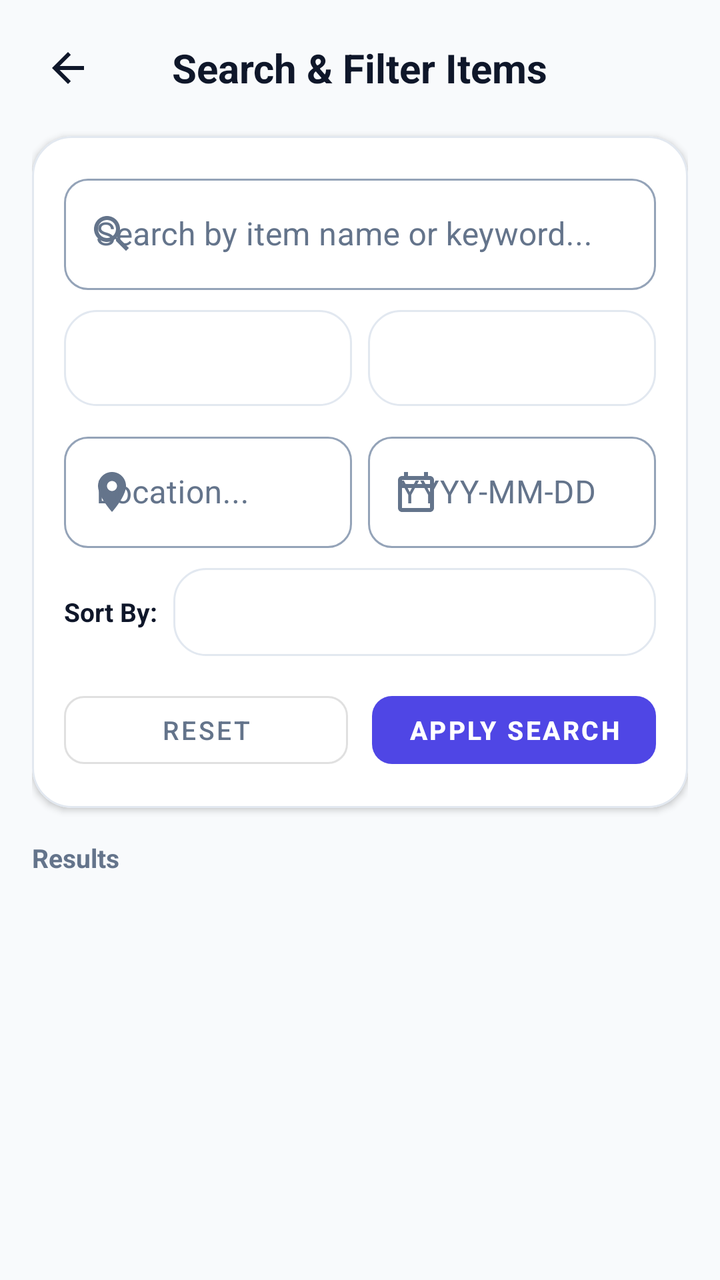
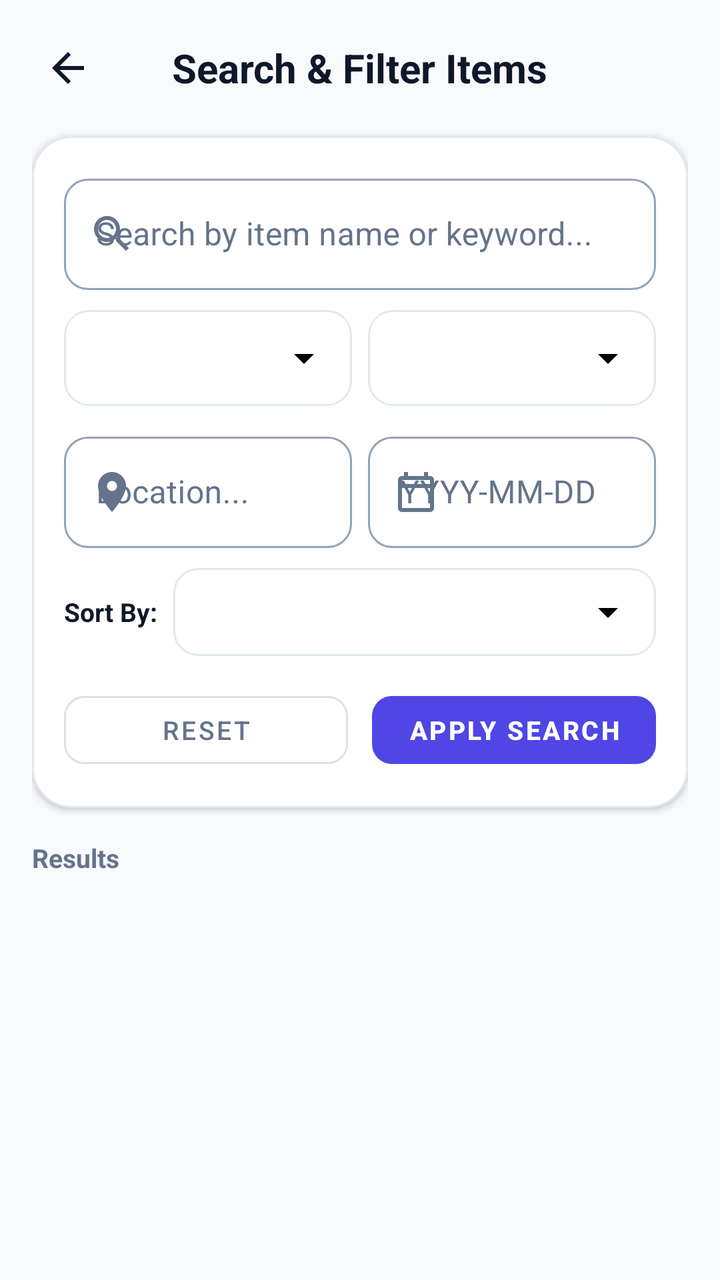

Screens rendered from an Android XML layout before and after an edit, with the pre-edit source and the edit as a unified diff.
<!-- AndroidManifest.xml: application theme Theme.FindIt -->
<!-- res/layout/activity_search_filter.xml -->
<?xml version="1.0" encoding="utf-8"?>
<LinearLayout xmlns:android="http://schemas.android.com/apk/res/android"
    xmlns:app="http://schemas.android.com/apk/res-auto"
    android:layout_width="match_parent"
    android:layout_height="match_parent"
    android:background="@color/bg_light"
    android:orientation="vertical"
    android:padding="16dp">

    <RelativeLayout
        android:layout_width="match_parent"
        android:layout_height="wrap_content"
        android:layout_marginBottom="16dp">

        <ImageView
            android:id="@+id/btnBack"
            android:layout_width="36dp"
            android:layout_height="36dp"
            android:background="?attr/selectableItemBackgroundBorderless"
            android:clickable="true"
            android:focusable="true"
            android:padding="6dp"
            android:src="@drawable/ic_arrow_back"
            app:tint="@color/text_primary" />

        <TextView
            android:layout_width="wrap_content"
            android:layout_height="wrap_content"
            android:layout_centerInParent="true"
            android:text="Search &amp; Filter Items"
            android:textColor="@color/text_primary"
            android:textSize="20sp"
            android:textStyle="bold" />
    </RelativeLayout>

    
    <com.google.android.material.card.MaterialCardView
        android:layout_width="match_parent"
        android:layout_height="wrap_content"
        android:layout_marginBottom="16dp"
        app:cardBackgroundColor="@color/surface_white"
        app:cardCornerRadius="20dp"
        app:cardElevation="2dp"
        app:strokeColor="@color/card_stroke"
        app:strokeWidth="1dp">

        <LinearLayout
            android:layout_width="match_parent"
            android:layout_height="wrap_content"
            android:orientation="vertical"
            android:padding="16dp">

            <com.google.android.material.textfield.TextInputLayout
                style="@style/Widget.FindIt.TextInputLayout.OutlinedBox"
                android:layout_width="match_parent"
                android:layout_height="wrap_content"
                android:layout_marginBottom="10dp"
                app:boxCornerRadiusBottomEnd="12dp"
                app:boxCornerRadiusBottomStart="12dp"
                app:boxCornerRadiusTopEnd="12dp"
                app:boxCornerRadiusTopStart="12dp"
                app:boxStrokeColor="@color/text_input_box_stroke"
                app:hintTextColor="@color/text_input_hint_color"
                app:startIconDrawable="@drawable/ic_search"
                app:startIconTint="@color/text_secondary">

                <com.google.android.material.textfield.TextInputEditText
                    android:id="@+id/etKeyword"
                    android:layout_width="match_parent"
                    android:layout_height="wrap_content"
                    android:hint="Search by item name or keyword..."
                    android:textColor="@color/text_primary"
                    android:textColorHint="@color/text_secondary" />
            </com.google.android.material.textfield.TextInputLayout>

            <LinearLayout
                android:layout_width="match_parent"
                android:layout_height="wrap_content"
                android:layout_marginBottom="10dp"
                android:orientation="horizontal">

                <Spinner
                    android:id="@+id/spTypeFilter"
                    android:layout_width="0dp"
                    android:layout_height="48dp"
                    android:layout_marginEnd="4dp"
                    android:layout_weight="1"
                    android:background="@drawable/bg_card_outlined"
                    android:paddingHorizontal="10dp" />

                <Spinner
                    android:id="@+id/spCategoryFilter"
                    android:layout_width="0dp"
                    android:layout_height="48dp"
                    android:layout_marginStart="4dp"
                    android:layout_weight="1"
                    android:background="@drawable/bg_card_outlined"
                    android:paddingHorizontal="10dp" />
            </LinearLayout>

            <LinearLayout
                android:layout_width="match_parent"
                android:layout_height="wrap_content"
                android:layout_marginBottom="10dp"
                android:orientation="horizontal">

                <com.google.android.material.textfield.TextInputLayout
                    style="@style/Widget.FindIt.TextInputLayout.OutlinedBox"
                    android:layout_width="0dp"
                    android:layout_height="wrap_content"
                    android:layout_marginEnd="4dp"
                    android:layout_weight="1"
                    app:boxCornerRadiusBottomEnd="12dp"
                    app:boxCornerRadiusBottomStart="12dp"
                    app:boxCornerRadiusTopEnd="12dp"
                    app:boxCornerRadiusTopStart="12dp"
                    app:boxStrokeColor="@color/text_input_box_stroke"
                    app:hintTextColor="@color/text_input_hint_color"
                    app:startIconDrawable="@drawable/ic_location"
                    app:startIconTint="@color/text_secondary">

                    <com.google.android.material.textfield.TextInputEditText
                        android:id="@+id/etLocationFilter"
                        android:layout_width="match_parent"
                        android:layout_height="wrap_content"
                        android:hint="Location..."
                        android:textColor="@color/text_primary"
                        android:textColorHint="@color/text_secondary" />
                </com.google.android.material.textfield.TextInputLayout>

                <com.google.android.material.textfield.TextInputLayout
                    style="@style/Widget.FindIt.TextInputLayout.OutlinedBox"
                    android:layout_width="0dp"
                    android:layout_height="wrap_content"
                    android:layout_marginStart="4dp"
                    android:layout_weight="1"
                    app:boxCornerRadiusBottomEnd="12dp"
                    app:boxCornerRadiusBottomStart="12dp"
                    app:boxCornerRadiusTopEnd="12dp"
                    app:boxCornerRadiusTopStart="12dp"
                    app:boxStrokeColor="@color/text_input_box_stroke"
                    app:hintTextColor="@color/text_input_hint_color"
                    app:startIconDrawable="@drawable/ic_calendar"
                    app:startIconTint="@color/text_secondary">

                    <com.google.android.material.textfield.TextInputEditText
                        android:id="@+id/etDateFilter"
                        android:layout_width="match_parent"
                        android:layout_height="wrap_content"
                        android:clickable="true"
                        android:focusable="false"
                        android:hint="YYYY-MM-DD"
                        android:textColor="@color/text_primary"
                        android:textColorHint="@color/text_secondary" />
                </com.google.android.material.textfield.TextInputLayout>
            </LinearLayout>

            <LinearLayout
                android:layout_width="match_parent"
                android:layout_height="wrap_content"
                android:layout_marginBottom="14dp"
                android:gravity="center_vertical"
                android:orientation="horizontal">

                <TextView
                    android:layout_width="wrap_content"
                    android:layout_height="wrap_content"
                    android:layout_marginEnd="8dp"
                    android:text="Sort By:"
                    android:textColor="@color/text_primary"
                    android:textSize="13sp"
                    android:textStyle="bold" />

                <Spinner
                    android:id="@+id/spSortBy"
                    android:layout_width="0dp"
                    android:layout_height="44dp"
                    android:layout_weight="1"
                    android:background="@drawable/bg_card_outlined"
                    android:paddingHorizontal="10dp" />
            </LinearLayout>

            <LinearLayout
                android:layout_width="match_parent"
                android:layout_height="wrap_content"
                android:orientation="horizontal">

                <com.google.android.material.button.MaterialButton
                    android:id="@+id/btnReset"
                    style="@style/Widget.MaterialComponents.Button.OutlinedButton"
                    android:layout_width="0dp"
                    android:layout_height="46dp"
                    android:layout_marginEnd="6dp"
                    android:layout_weight="1"
                    android:text="Reset"
                    android:textColor="@color/text_secondary"
                    android:textSize="13sp"
                    app:cornerRadius="10dp" />

                <com.google.android.material.button.MaterialButton
                    android:id="@+id/btnApplySearch"
                    style="@style/Widget.MaterialComponents.Button.UnelevatedButton"
                    android:layout_width="0dp"
                    android:layout_height="46dp"
                    android:layout_marginStart="6dp"
                    android:layout_weight="1"
                    android:text="Apply Search"
                    android:textColor="@color/white"
                    android:textSize="13sp"
                    android:textStyle="bold"
                    app:backgroundTint="@color/primary"
                    app:cornerRadius="10dp" />
            </LinearLayout>

        </LinearLayout>
    </com.google.android.material.card.MaterialCardView>

    <TextView
        android:id="@+id/tvResultCount"
        android:layout_width="wrap_content"
        android:layout_height="wrap_content"
        android:layout_marginBottom="8dp"
        android:text="Results"
        android:textColor="@color/text_secondary"
        android:textSize="13sp"
        android:textStyle="bold" />

    <TextView
        android:id="@+id/tvEmptyState"
        android:layout_width="match_parent"
        android:layout_height="wrap_content"
        android:layout_marginTop="20dp"
        android:text="No matching items found."
        android:textAlignment="center"
        android:textColor="@color/text_muted"
        android:visibility="gone" />

    <androidx.recyclerview.widget.RecyclerView
        android:id="@+id/rvSearchResults"
        android:layout_width="match_parent"
        android:layout_height="match_parent"
        android:clipToPadding="false" />

</LinearLayout>
<!-- resources referenced by this layout -->
<resources>
  <color name="bg_light">#F8FAFC</color>
  <color name="card_stroke">#E2E8F0</color>
  <color name="primary">#4F46E5</color>
  <color name="surface_white">#FFFFFF</color>
  <color name="text_muted">#94A3B8</color>
  <color name="text_primary">#0F172A</color>
  <color name="text_secondary">#64748B</color>
  <color name="white">#FFFFFF</color>
  <!-- drawable bg_card_outlined (drawable) -->
  <?xml version="1.0" encoding="utf-8"?>
  <shape xmlns:android="http://schemas.android.com/apk/res/android"
      android:shape="rectangle">
      <solid android:color="@color/surface_white" />
      <stroke
          android:width="1dp"
          android:color="@color/card_stroke" />
      <corners android:radius="16dp" />
  </shape>
  <!-- drawable ic_arrow_back (drawable) -->
  <vector xmlns:android="http://schemas.android.com/apk/res/android"
      android:width="24dp"
      android:height="24dp"
      android:viewportWidth="24"
      android:viewportHeight="24">
      <path
          android:fillColor="#FF000000"
          android:pathData="M20,11H7.83l5.59,-5.59L12,4l-8,8 8,8 1.41,-1.41L7.83,13H20v-2z"/>
  </vector>
  <!-- drawable ic_calendar (drawable) -->
  <vector xmlns:android="http://schemas.android.com/apk/res/android"
      android:width="24dp"
      android:height="24dp"
      android:viewportWidth="24"
      android:viewportHeight="24">
      <path
          android:fillColor="#FF000000"
          android:pathData="M19,4h-1V2h-2v2H8V2H6v2H5C3.89,4 3.01,4.9 3.01,6L3,20c0,1.1 0.89,2 2,2h14c1.1,0 2,-0.9 2,-2V6c0,-1.1 -0.9,-2 -2,-2zm0,16H5V10h14v10zm0,-12H5V6h14v2z"/>
  </vector>
  <!-- drawable ic_location (drawable) -->
  <vector xmlns:android="http://schemas.android.com/apk/res/android"
      android:width="24dp"
      android:height="24dp"
      android:viewportWidth="24"
      android:viewportHeight="24">
      <path
          android:fillColor="#FF000000"
          android:pathData="M12,2C8.13,2 5,5.13 5,9c0,5.25 7,13 7,13s7,-7.75 7,-13c0,-3.87 -3.13,-7 -7,-7zm0,9.5c-1.38,0 -2.5,-1.12 -2.5,-2.5s1.12,-2.5 2.5,-2.5 2.5,1.12 2.5,2.5 -1.12,2.5 -2.5,2.5z"/>
  </vector>
  <!-- drawable ic_search (drawable) -->
  <vector xmlns:android="http://schemas.android.com/apk/res/android"
      android:width="24dp"
      android:height="24dp"
      android:viewportWidth="24"
      android:viewportHeight="24">
      <path
          android:fillColor="#FF000000"
          android:pathData="M15.5,14h-0.79l-0.28,-0.27C15.41,12.59 16,11.11 16,9.5 16,5.91 13.09,3 9.5,3S3,5.91 3,9.5 5.91,16 9.5,16c1.61,0 3.09,-0.59 4.23,-1.57l0.27,0.28v0.79l5,4.99L20.49,19l-4.99,-5zm-6,0C7.01,14 5,11.99 5,9.5S7.01,5 9.5,5 14,7.01 14,9.5 11.99,14 9.5,14z"/>
  </vector>
  <style name="Widget.FindIt.TextInputLayout.OutlinedBox" parent="Widget.MaterialComponents.TextInputLayout.OutlinedBox">
          <item name="boxStrokeColor">@color/text_input_box_stroke</item>
          <item name="boxStrokeWidth">1dp</item>
          <item name="boxStrokeWidthFocused">2dp</item>
          <item name="hintTextColor">@color/text_input_hint_color</item>
          <item name="android:textColorHint">@color/text_secondary</item>
          <item name="startIconTint">@color/text_secondary</item>
          <item name="endIconTint">@color/text_secondary</item>
      </style>
  <color name="primary_dark">#3730A3</color>
  <color name="accent">#10B981</color>
  <color name="accent_dark">#047857</color>
  <!-- unchanged entries left out for length: 1 -->
</resources>

<!-- the commit's change to res/layout/activity_search_filter.xml (unified diff, before → after) -->
@@ -85,7 +85,7 @@
                     android:layout_height="48dp"
                     android:layout_marginEnd="4dp"
                     android:layout_weight="1"
-                    android:background="@drawable/bg_card_outlined"
+                    android:background="@drawable/bg_spinner_outlined"
                     android:paddingHorizontal="10dp" />
 
                 <Spinner
@@ -94,7 +94,7 @@
                     android:layout_height="48dp"
                     android:layout_marginStart="4dp"
                     android:layout_weight="1"
-                    android:background="@drawable/bg_card_outlined"
+                    android:background="@drawable/bg_spinner_outlined"
                     android:paddingHorizontal="10dp" />
             </LinearLayout>
 
@@ -176,7 +176,7 @@
                     android:layout_width="0dp"
                     android:layout_height="44dp"
                     android:layout_weight="1"
-                    android:background="@drawable/bg_card_outlined"
+                    android:background="@drawable/bg_spinner_outlined"
                     android:paddingHorizontal="10dp" />
             </LinearLayout>
 
<!-- resource entries referenced after the edit -->
@@ -8,16 +8,23 @@
   <color name="text_primary">#0F172A</color>
   <color name="text_secondary">#64748B</color>
   <color name="white">#FFFFFF</color>
-  <!-- drawable bg_card_outlined (drawable) -->
+  <!-- drawable bg_spinner_outlined (drawable) -->
   <?xml version="1.0" encoding="utf-8"?>
-  <shape xmlns:android="http://schemas.android.com/apk/res/android"
-      android:shape="rectangle">
-      <solid android:color="@color/surface_white" />
-      <stroke
-          android:width="1dp"
-          android:color="@color/card_stroke" />
-      <corners android:radius="16dp" />
-  </shape>
+  <layer-list xmlns:android="http://schemas.android.com/apk/res/android">
+      
+      <item>
+          <shape android:shape="rectangle">
+              <solid android:color="@color/surface_white" />
+              <stroke android:width="1dp" android:color="@color/card_stroke" />
+              <corners android:radius="12dp" />
+          </shape>
+      </item>
+  
+      
+      <item android:gravity="end|center_vertical" android:right="12dp"
+          android:width="24dp" android:height="24dp"
+          android:drawable="@drawable/ic_arrow_drop_down" />
+  </layer-list>
   <!-- drawable ic_arrow_back (drawable) -->
   <vector xmlns:android="http://schemas.android.com/apk/res/android"
       android:width="24dp"
@@ -67,6 +74,16 @@
           <item name="startIconTint">@color/text_secondary</item>
           <item name="endIconTint">@color/text_secondary</item>
       </style>
+  <!-- drawable ic_arrow_drop_down (drawable) -->
+  <vector xmlns:android="http://schemas.android.com/apk/res/android"
+      android:width="24dp"
+      android:height="24dp"
+      android:viewportWidth="24.0"
+      android:viewportHeight="24.0">
+      <path
+          android:fillColor="#FF000000"
+          android:pathData="M7,10l5,5 5,-5z" />
+  </vector>
   <color name="primary_dark">#3730A3</color>
   <color name="accent">#10B981</color>
   <color name="accent_dark">#047857</color>
